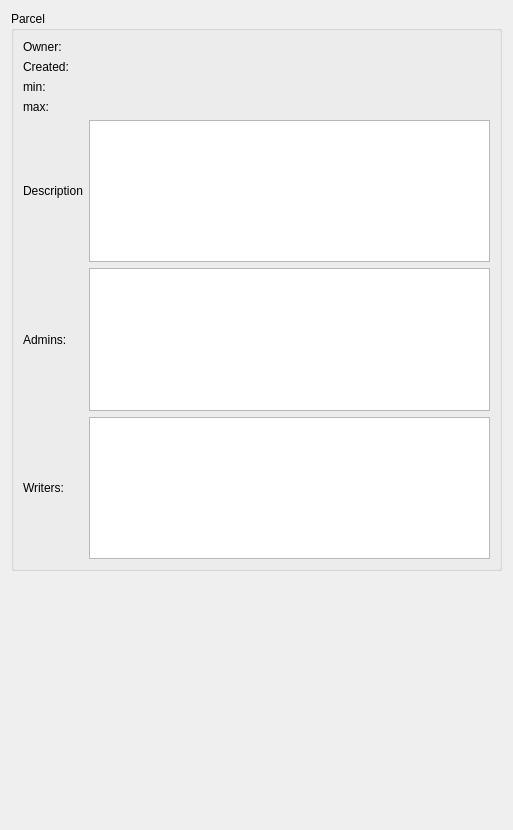
Above: gui_client/ParcelEditor.ui from shipilovden/substrata-metasiberia before the change. Below: the same form after it.
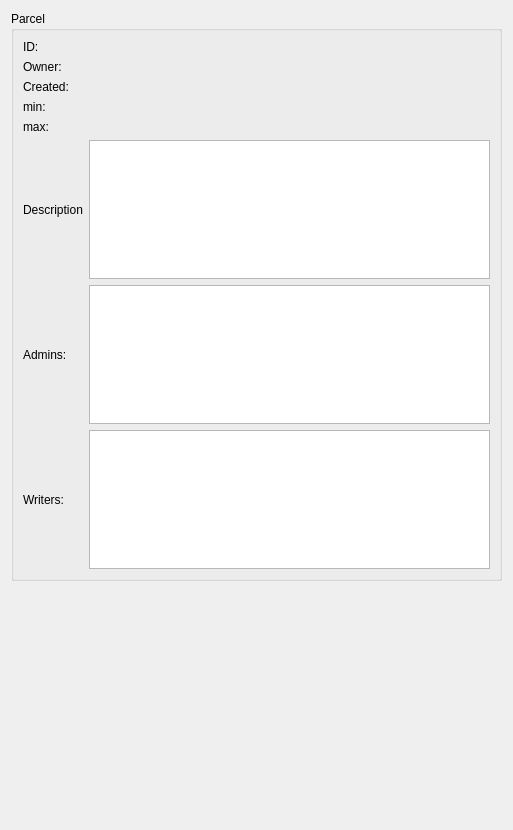
That is the form after the change.

Commit message: Showing parcel ID in parcel editor.

Patch:
```diff
--- a/gui_client/ParcelEditor.ui
+++ b/gui_client/ParcelEditor.ui
@@ -20,104 +20,118 @@
       <string>Parcel</string>
      </property>
      <layout class="QGridLayout" name="gridLayout">
-      <item row="5" column="0">
+      <item row="4" column="1">
+       <widget class="QLabel" name="maxLabel">
+        <property name="text">
+         <string/>
+        </property>
+       </widget>
+      </item>
+      <item row="6" column="0">
        <widget class="QLabel" name="label_5">
         <property name="text">
          <string>Admins:</string>
         </property>
        </widget>
       </item>
-      <item row="3" column="1">
-       <widget class="QLabel" name="maxLabel">
-        <property name="text">
-         <string/>
-        </property>
-       </widget>
-      </item>
-      <item row="2" column="1">
-       <widget class="QLabel" name="minLabel">
-        <property name="text">
-         <string/>
-        </property>
-       </widget>
-      </item>
-      <item row="1" column="0">
-       <widget class="QLabel" name="label_3">
-        <property name="text">
-         <string>Created:</string>
-        </property>
-       </widget>
-      </item>
-      <item row="0" column="1">
+      <item row="1" column="1">
        <widget class="QLabel" name="ownerLabel">
         <property name="text">
          <string/>
         </property>
        </widget>
       </item>
-      <item row="0" column="0">
-       <widget class="QLabel" name="label">
-        <property name="text">
-         <string>Owner:</string>
-        </property>
-       </widget>
-      </item>
-      <item row="4" column="1">
-       <widget class="QTextEdit" name="descriptionTextEdit">
-        <property name="readOnly">
-         <bool>true</bool>
-        </property>
-       </widget>
-      </item>
-      <item row="3" column="0">
-       <widget class="QLabel" name="label_2">
-        <property name="text">
-         <string>max:</string>
-        </property>
-       </widget>
-      </item>
-      <item row="4" column="0">
+      <item row="5" column="0">
        <widget class="QLabel" name="label_4">
         <property name="text">
          <string>Description</string>
         </property>
        </widget>
       </item>
-      <item row="1" column="1">
-       <widget class="QLabel" name="createdTimeLabel">
-        <property name="text">
-         <string/>
-        </property>
-       </widget>
-      </item>
       <item row="2" column="0">
+       <widget class="QLabel" name="label_3">
+        <property name="text">
+         <string>Created:</string>
+        </property>
+       </widget>
+      </item>
+      <item row="2" column="1">
+       <widget class="QLabel" name="createdTimeLabel">
+        <property name="text">
+         <string/>
+        </property>
+       </widget>
+      </item>
+      <item row="3" column="0">
        <widget class="QLabel" name="label_6">
         <property name="text">
          <string>min:</string>
         </property>
        </widget>
       </item>
-      <item row="5" column="1">
-       <widget class="QPlainTextEdit" name="adminsTextEdit">
-        <property name="readOnly">
-         <bool>true</bool>
-        </property>
-       </widget>
-      </item>
-      <item row="6" column="0">
+      <item row="7" column="0">
        <widget class="QLabel" name="label_7">
         <property name="text">
          <string>Writers:</string>
         </property>
        </widget>
       </item>
+      <item row="4" column="0">
+       <widget class="QLabel" name="label_2">
+        <property name="text">
+         <string>max:</string>
+        </property>
+       </widget>
+      </item>
+      <item row="5" column="1">
+       <widget class="QTextEdit" name="descriptionTextEdit">
+        <property name="readOnly">
+         <bool>true</bool>
+        </property>
+       </widget>
+      </item>
+      <item row="3" column="1">
+       <widget class="QLabel" name="minLabel">
+        <property name="text">
+         <string/>
+        </property>
+       </widget>
+      </item>
       <item row="6" column="1">
+       <widget class="QPlainTextEdit" name="adminsTextEdit">
+        <property name="readOnly">
+         <bool>true</bool>
+        </property>
+       </widget>
+      </item>
+      <item row="7" column="1">
        <widget class="QPlainTextEdit" name="writersTextEdit">
         <property name="readOnly">
          <bool>true</bool>
         </property>
        </widget>
       </item>
+      <item row="1" column="0">
+       <widget class="QLabel" name="label">
+        <property name="text">
+         <string>Owner:</string>
+        </property>
+       </widget>
+      </item>
+      <item row="0" column="0">
+       <widget class="QLabel" name="label_8">
+        <property name="text">
+         <string>ID:</string>
+        </property>
+       </widget>
+      </item>
+      <item row="0" column="1">
+       <widget class="QLabel" name="IDLabel">
+        <property name="text">
+         <string/>
+        </property>
+       </widget>
+      </item>
      </layout>
     </widget>
    </item>
```
The commit also changes 1 other file.
